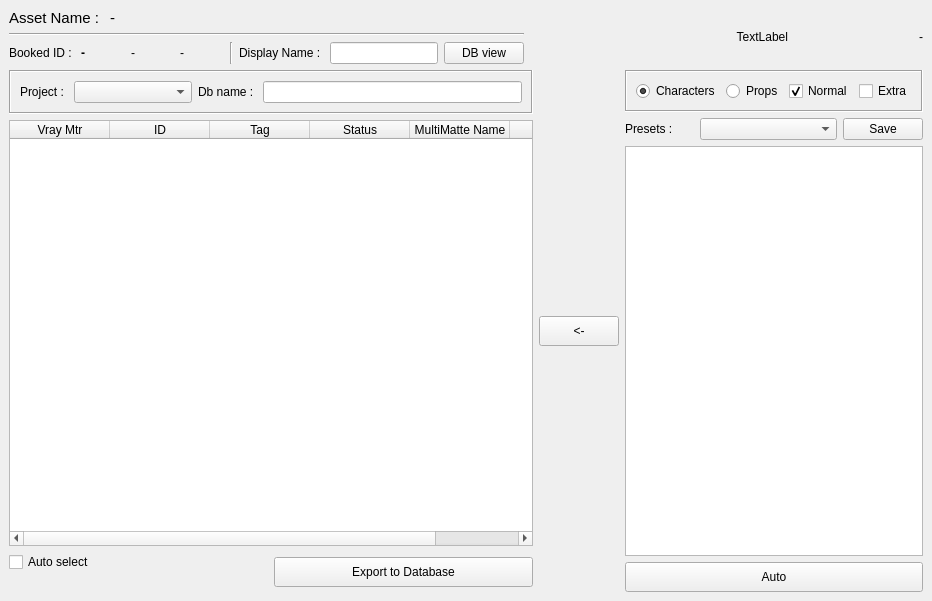
First picture: the form in matteExport_ui.ui, repository ChanonVilaiyuk/matteTools, before the edit.
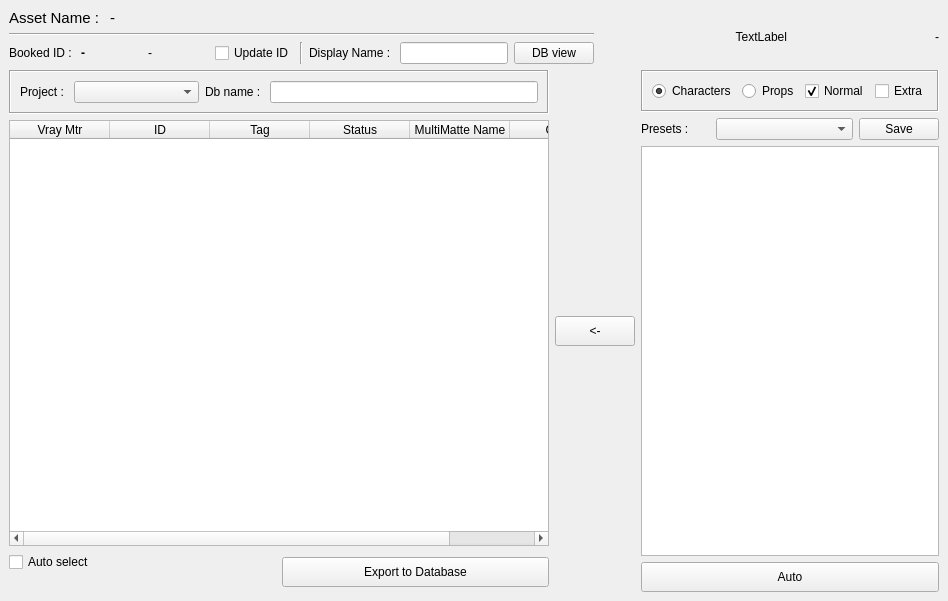
Second picture: the form after the edit.

```diff
--- a/matteExport_ui.ui
+++ b/matteExport_ui.ui
@@ -6,7 +6,7 @@
    <rect>
     <x>0</x>
     <y>0</y>
-    <width>932</width>
+    <width>948</width>
     <height>601</height>
    </rect>
   </property>
@@ -16,7 +16,7 @@
   <widget class="QWidget" name="centralwidget">
    <layout class="QVBoxLayout" name="verticalLayout_3">
     <item>
-     <layout class="QHBoxLayout" name="horizontalLayout_4" stretch="4,1,1,1">
+     <layout class="QHBoxLayout" name="horizontalLayout_4" stretch="4,0,1,1">
       <item>
        <layout class="QVBoxLayout" name="verticalLayout_4">
         <item>
@@ -55,7 +55,21 @@
          </widget>
         </item>
         <item>
-         <layout class="QGridLayout" name="gridLayout_13" columnstretch="0,1,1,1,0,1,0,1">
+         <layout class="QGridLayout" name="gridLayout_13" columnstretch="0,1,1,1,0,0,0,0,0">
+          <item row="0" column="4">
+           <widget class="Line" name="line_2">
+            <property name="orientation">
+             <enum>Qt::Vertical</enum>
+            </property>
+           </widget>
+          </item>
+          <item row="0" column="8">
+           <widget class="QPushButton" name="dbView_pushButton">
+            <property name="text">
+             <string>DB view</string>
+            </property>
+           </widget>
+          </item>
           <item row="0" column="0">
            <widget class="QLabel" name="label_29">
             <property name="font">
@@ -68,14 +82,7 @@
             </property>
            </widget>
           </item>
-          <item row="0" column="5">
-           <widget class="QLabel" name="label_30">
-            <property name="text">
-             <string>Display Name : </string>
-            </property>
-           </widget>
-          </item>
-          <item row="0" column="6">
+          <item row="0" column="7">
            <widget class="QLineEdit" name="display_lineEdit">
             <property name="text">
              <string/>
@@ -103,24 +110,17 @@
             </property>
            </widget>
           </item>
-          <item row="0" column="4">
-           <widget class="Line" name="line_2">
-            <property name="orientation">
-             <enum>Qt::Vertical</enum>
-            </property>
-           </widget>
-          </item>
           <item row="0" column="3">
-           <widget class="QLabel" name="status2_label">
+           <widget class="QCheckBox" name="update_checkBox">
             <property name="text">
-             <string>-</string>
+             <string>Update ID</string>
             </property>
            </widget>
           </item>
-          <item row="0" column="7">
-           <widget class="QPushButton" name="dbView_pushButton">
+          <item row="0" column="6">
+           <widget class="QLabel" name="label_30">
             <property name="text">
-             <string>DB view</string>
+             <string>Display Name : </string>
             </property>
            </widget>
           </item>
```
Left out of the diff: 2 changed lines with no effect on the pictures.
